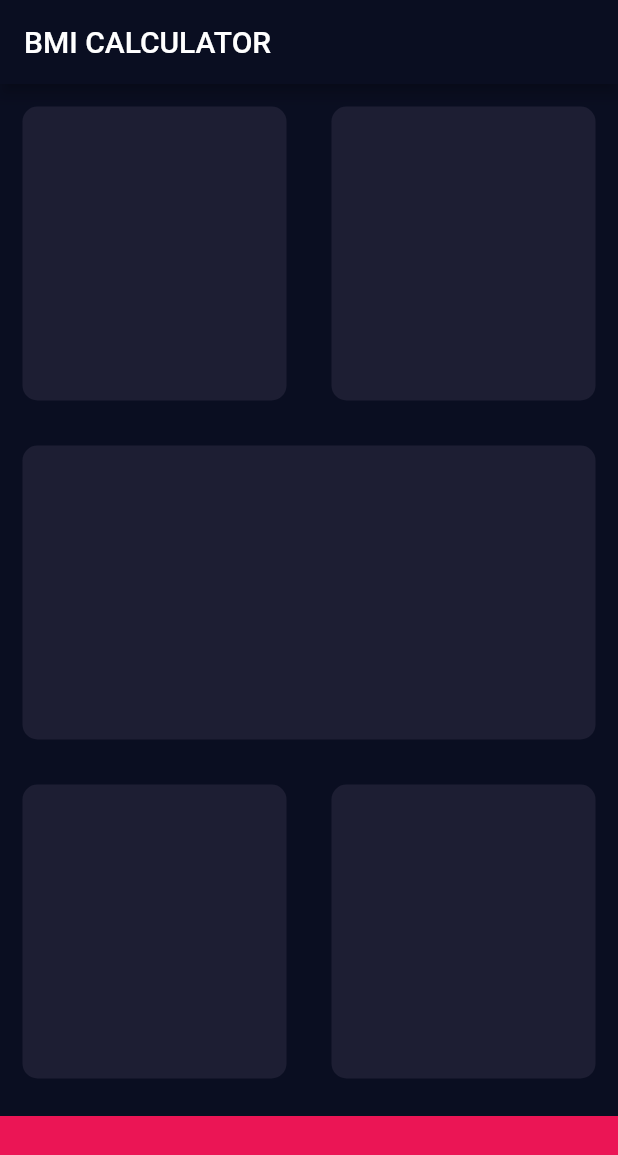
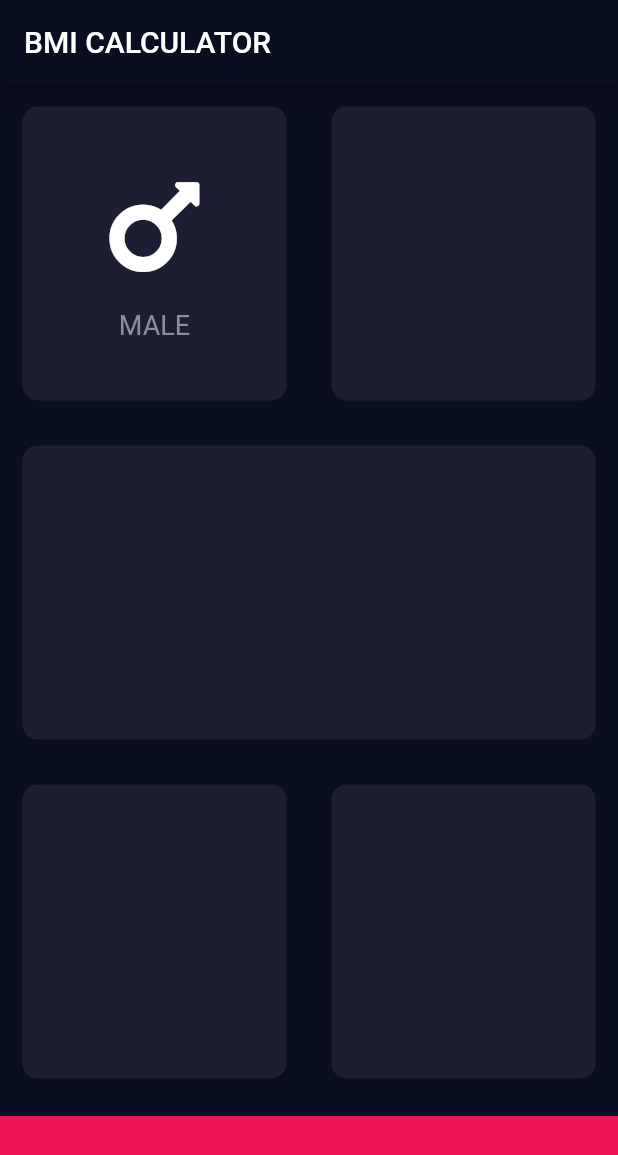
Before and after one commit to omrobbie/udemy-introduction-to-flutter-development, a Flutter app: the screen it shows after launch, on a phone screen of 412 x 824 dp. Shown: the top 1155 px of the screen. Run offline on Flutter 3.47's test engine with Material 2 defaults, Android fonts, the phone set to English and light mode, and no system bars; our stand-ins replace audioplayers, font_awesome_flutter, rflutter_alert.

Commit message:
create content for male

```diff
--- a/bmi_calculator/lib/input_page.dart
+++ b/bmi_calculator/lib/input_page.dart
@@ -1,5 +1,6 @@
 import 'package:flutter/cupertino.dart';
 import 'package:flutter/material.dart';
+import 'package:font_awesome_flutter/font_awesome_flutter.dart';
 
 const bottomContainerHeight = 80.0;
 const activeCardColor = Color(0xFF1D1E33);
@@ -22,7 +23,26 @@ class _InputPageState extends State<InputPage> {
           Expanded(
             child: Row(
               children: [
-                Expanded(child: ReusableCard(color: activeCardColor)),
+                Expanded(
+                  child: ReusableCard(
+                    color: activeCardColor,
+                    cardChild: Column(
+                      mainAxisAlignment: MainAxisAlignment.center,
+                      children: [
+                        Icon(
+                          FontAwesomeIcons.mars,
+                          size: 80.0,
+                        ),
+                        SizedBox(height: 15.0),
+                        Text(
+                          'MALE',
+                          style: TextStyle(
+                              fontSize: 18.0, color: Color(0xFF8D8E98)),
+                        ),
+                      ],
+                    ),
+                  ),
+                ),
                 Expanded(child: ReusableCard(color: activeCardColor)),
               ],
             ),
```
